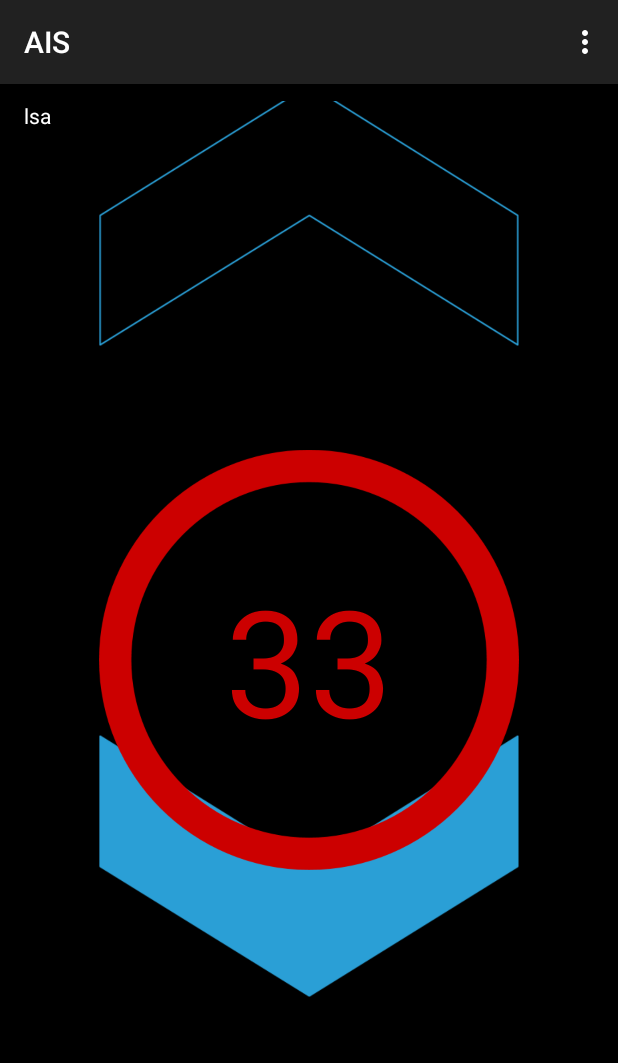
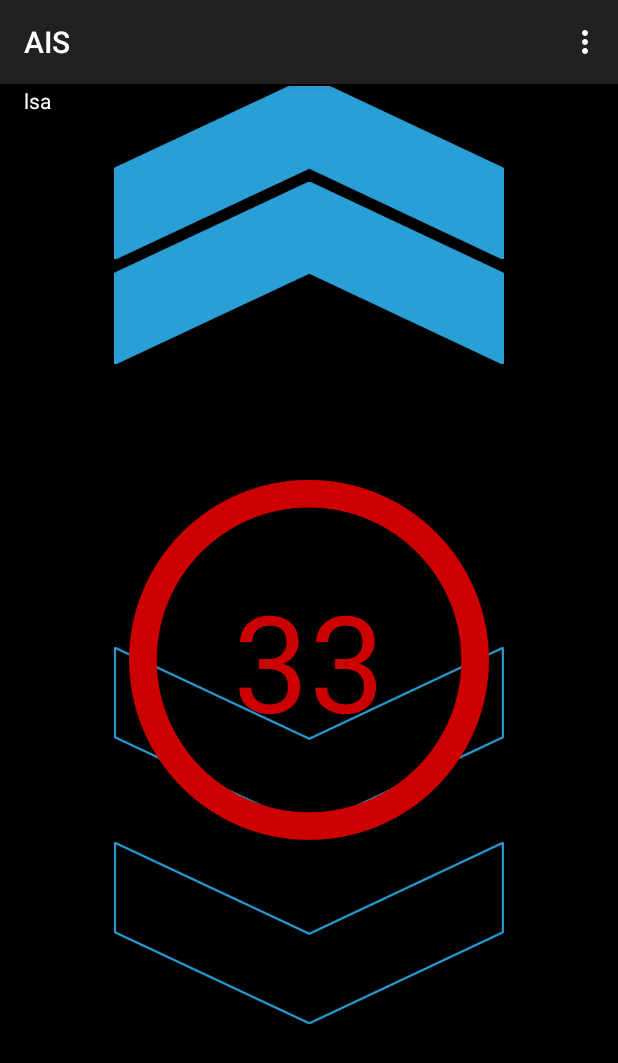
Before and after one commit to hulkoba/ais, an Android app: the screen it shows after launch (MainActivity), on a phone screen of 412 x 824 dp. Shown: the top 1063 px of the screen. Run offline under Robolectric (Android 15) with nearby library versions, the phone set to English and light mode, and no system bars.

Commit message:
design 2 pfeile

```diff
--- a/app/src/main/res/layout/activity_main.xml
+++ b/app/src/main/res/layout/activity_main.xml
@@ -4,54 +4,95 @@
     android:layout_height="match_parent"
     android:paddingLeft="@dimen/activity_horizontal_margin"
     android:paddingRight="@dimen/activity_horizontal_margin"
-    android:paddingTop="11dp"
+    android:paddingTop="1dp"
     android:background="@color/black"
     android:keepScreenOn="true"
     android:paddingBottom="1dp" tools:context=".MainActivity">
     <!-- keepScreenOn = bleibt immer an-->
+    <!-- Pfeil transparent up-->
     <ImageView
         android:id="@+id/pfeil_transparent"
         android:layout_height="wrap_content"
         android:layout_width="wrap_content"
         android:src="@drawable/pfeil_transparent"
         android:contentDescription="@string/schneller"
+        android:layout_marginLeft="60dp"
+        android:layout_marginRight="60dp"
+        android:layout_marginTop="-70dp"
+        android:layout_marginBottom="10dp" />
+    <ImageView
+        android:id="@+id/pfeil_transparent2"
+        android:layout_height="wrap_content"
+        android:layout_width="wrap_content"
+        android:src="@drawable/pfeil_transparent"
+        android:contentDescription="@string/schneller"
+        android:layout_marginLeft="60dp"
+        android:layout_marginRight="60dp"
+       />
+    <!-- Pfeil up-->
+    <ImageView
+        android:id="@+id/pfeil"
+        android:layout_height="wrap_content"
+        android:layout_width="wrap_content"
+        android:src="@drawable/pfeil"
+        android:contentDescription="@string/schneller"
         android:visibility="visible"
-        android:layout_marginLeft="50dp"
-        android:layout_marginRight="50dp"
-        android:layout_marginTop="-90dp" />
+        android:layout_marginLeft="60dp"
+        android:layout_marginRight="60dp"
+        android:layout_marginTop="-70dp"
+        android:layout_marginBottom="10dp"  />
+    <ImageView
+        android:id="@+id/pfeil2"
+        android:layout_height="wrap_content"
+        android:layout_width="wrap_content"
+        android:src="@drawable/pfeil"
+        android:contentDescription="@string/schneller"
+        android:visibility="visible"
+        android:layout_marginLeft="60dp"
+        android:layout_marginRight="60dp"
+        />
+    <!-- Pfeil transparent down-->
     <ImageView
         android:id="@+id/pfeil_transparent_down"
         android:layout_height="wrap_content"
         android:layout_width="wrap_content"
         android:src="@drawable/pfeil_transparent_down"
         android:contentDescription="@string/langsamer"
-        android:visibility="invisible"
-        android:layout_marginLeft="50dp"
-        android:layout_marginRight="50dp"
-        android:layout_below="@+id/pfeil_transparent"
-        android:layout_marginTop="90dp" />
-
+        android:layout_marginLeft="60dp"
+        android:layout_marginRight="60dp"
+        android:layout_marginTop="310dp" />
     <ImageView
-        android:id="@+id/pfeil"
+        android:id="@+id/pfeil_transparent_down2"
         android:layout_height="wrap_content"
         android:layout_width="wrap_content"
-        android:src="@drawable/pfeil"
-        android:contentDescription="@string/schneller"
-        android:visibility="invisible"
-        android:layout_marginLeft="50dp"
-        android:layout_marginRight="50dp"
-        android:layout_marginTop="-84dp" />
+        android:src="@drawable/pfeil_transparent_down"
+        android:contentDescription="@string/langsamer"
+        android:layout_marginLeft="60dp"
+        android:layout_marginRight="60dp"
+        android:layout_marginTop="440dp" />
+
+    <!-- Pfeil down-->
     <ImageView
         android:id="@+id/pfeil_down"
         android:layout_height="wrap_content"
         android:layout_width="wrap_content"
         android:src="@drawable/pfeil_down"
         android:contentDescription="@string/langsamer"
-        android:visibility="visible"
-        android:layout_marginLeft="50dp"
-        android:layout_marginRight="50dp"
-        android:layout_below="@+id/pfeil"
-        android:layout_marginTop="96dp" />
+        android:visibility="invisible"
+        android:layout_marginLeft="60dp"
+        android:layout_marginRight="60dp"
+        android:layout_marginTop="310dp" />
+    <ImageView
+        android:id="@+id/pfeil_down2"
+        android:layout_height="wrap_content"
+        android:layout_width="wrap_content"
+        android:src="@drawable/pfeil_down"
+        android:contentDescription="@string/langsamer"
+        android:visibility="invisible"
+        android:layout_marginLeft="60dp"
+        android:layout_marginRight="60dp"
+        android:layout_marginTop="440dp" />
+
 
     <!-- COUNTDOWN  -->
     <TextView
@@ -62,7 +103,7 @@
         android:textColor="@color/red"
         android:layout_centerInParent="true"
         android:visibility="visible"
-        android:textSize="99dp" />
+        android:textSize="90dp" />
     <ImageView
         android:id="@+id/kreis"
         android:layout_height="wrap_content"
@@ -70,7 +111,7 @@
         android:src="@drawable/kreis"
         android:contentDescription="@string/countdown"
         android:layout_centerInParent="true"
-        android:layout_margin="50dp"
+        android:layout_margin="70dp"
         android:visibility="visible"/>
 
 
@@ -82,7 +123,7 @@
         android:src="@drawable/stop"
         android:contentDescription="@string/stop"
         android:layout_centerInParent="true"
-        android:layout_margin="50dp"
+        android:layout_margin="60dp"
         android:visibility="invisible"/>
 
     <ImageView
@@ -93,7 +134,7 @@
         android:contentDescription="@string/ok"
         android:layout_centerInParent="true"
         android:visibility="invisible"
-        android:layout_margin="50dp" />
+        android:layout_margin="60dp" />
 
     <ImageView
         android:id="@+id/mep"
@@ -103,7 +144,7 @@
         android:contentDescription="@string/mep"
         android:layout_centerInParent="true"
         android:visibility="invisible"
-        android:layout_margin="50dp" />
+        android:layout_margin="60dp" />
 
     <!-- GPS & LSA  -->
     <TextView
```
Also changed, not shown: app/src/main/res/drawable/pfeil.png, app/src/main/res/drawable/pfeil_down.png, app/src/main/res/drawable/pfeil_transparent.png, app/src/main/res/drawable/pfeil_transparent_down.png.
